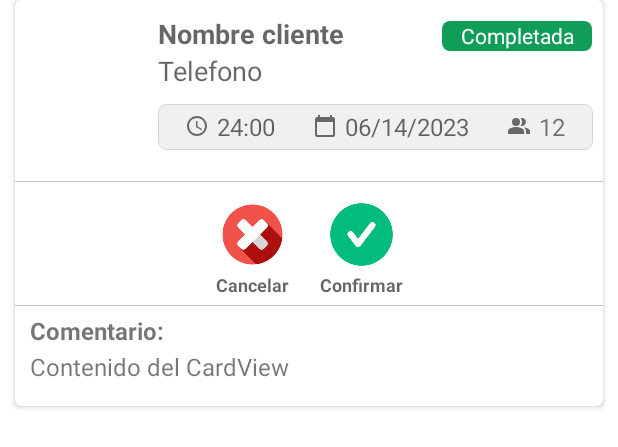
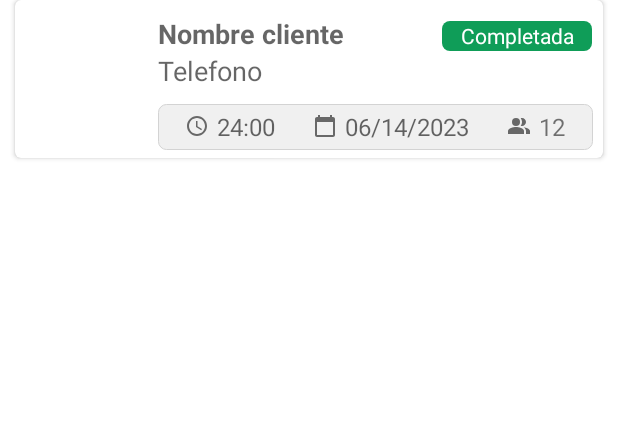
Before and after one commit to Samz685/ReserBuddy, an Android app: the layout cardview_reserva.xml on its own in the app's theme, with its tools: preview values and no code run, on a phone screen of 412 x 824 dp. Shown: the top 447 px of the screen. Run offline under Robolectric (Android 15) with nearby library versions, the phone set to English and light mode, and no system bars.

Commit message:
Pasando cardview a gone

```diff
--- a/app/src/main/res/layout/cardview_reserva.xml
+++ b/app/src/main/res/layout/cardview_reserva.xml
@@ -159,7 +159,7 @@
             android:orientation="vertical"
             android:paddingTop="10dp"
             android:paddingBottom="15dp"
-            android:visibility="visible">
+            android:visibility="gone">
 
             <View
                 android:layout_width="match_parent"
```
Also changed, not shown: app/src/main/java/com/example/reserbuddy/MainActivity.kt (+11 -11 lines).
